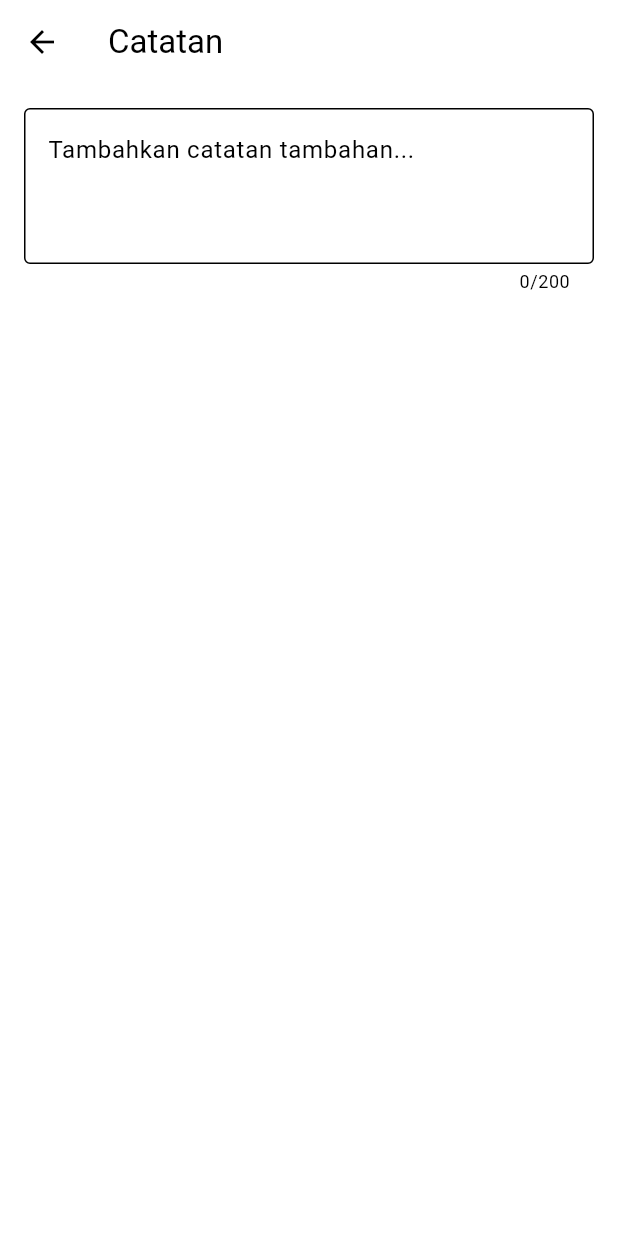
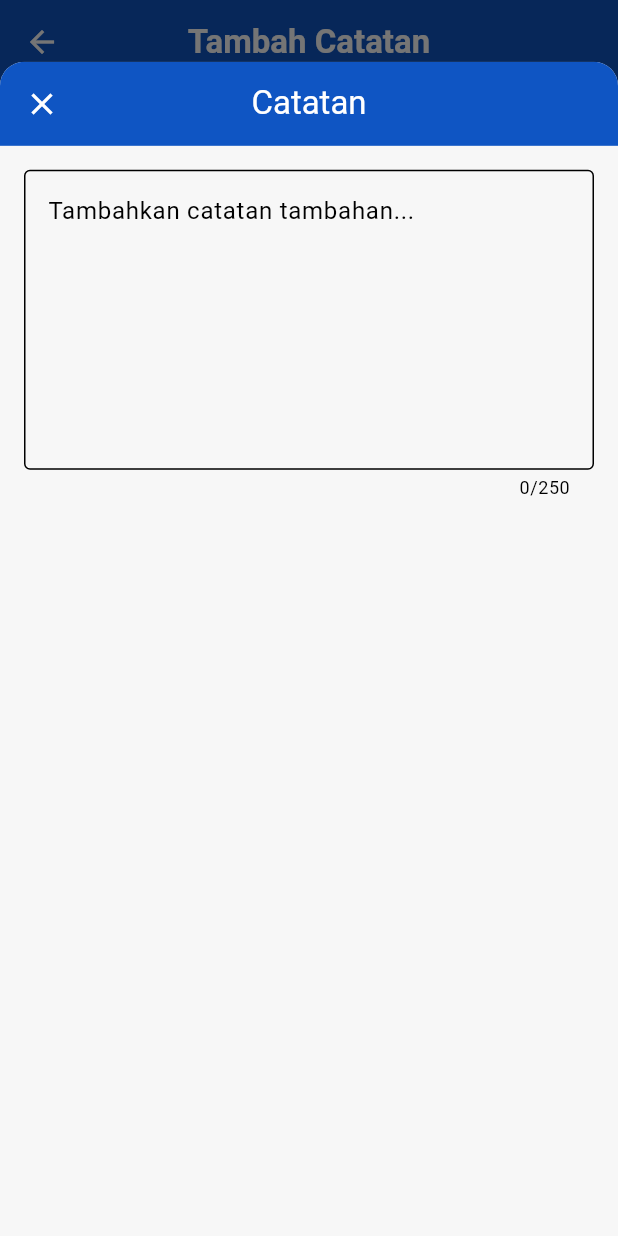
Before and after one commit to HenryBS18/fe_catat_uangku, a Flutter app: the AddTransactionPage screen opened directly, after a tap on "Catatan tambahan", on a phone screen of 412 x 824 dp. Run offline on Flutter 3.47's test engine with Material 3 defaults, Android fonts, the phone set to English and light mode, and no system bars; our stand-ins replace flutter_svg, speech_to_text.

Commit message:
add Speech to Text Page.
- Menambahkan fitur voice input menggunakan speech_to_text
- Desain halaman VoiceModalPage dengan tombol hold untuk rekam dan tombol selanjutnya
- Memisahkan code Wallet dan Categories Selection dan juga notes. ke file masing-masing

```diff
--- a/lib/pages/add_transaction_page.dart
+++ b/lib/pages/add_transaction_page.dart
@@ -47,7 +47,7 @@ class _AddTransactionPageState extends State<AddTransactionPage> {
   @override
   Widget build(BuildContext context) {
     return Scaffold(
-      backgroundColor: const Color(0xFFE5E5E5),
+      backgroundColor: const Color(0xFFF3F4F6),
       appBar: AppBar(
         automaticallyImplyLeading: false,
         backgroundColor: const Color(0xFF0F55C3),
@@ -112,8 +112,12 @@ class _AddTransactionPageState extends State<AddTransactionPage> {
               ],
             ),
           ),
+          Expanded(
+            child: SingleChildScrollView(
+              padding: const EdgeInsets.symmetric(horizontal: 16),
+              child: Column(
+                children: [
                   Container(
-            margin: const EdgeInsets.symmetric(horizontal: 16, vertical: 12),
                     padding: const EdgeInsets.all(16),
                     decoration: BoxDecoration(
                       color: Colors.white,
@@ -130,26 +134,27 @@ class _AddTransactionPageState extends State<AddTransactionPage> {
                       crossAxisAlignment: CrossAxisAlignment.start,
                       children: [
                         ListTile(
+                          contentPadding: EdgeInsets.zero,
                           leading: const Icon(Icons.account_balance_wallet),
                           title: Text(selectedWallet),
-                  trailing: const Icon(Icons.arrow_forward_ios, size: 16),
+                          trailing:
+                              const Icon(Icons.arrow_forward_ios, size: 16),
                           onTap: () {
-                    Navigator.of(context).push(
-                      MaterialPageRoute(
-                        builder: (_) => WalletSelectionPage(
+                            showModalBottomSheet(
+                              context: context,
+                              isScrollControlled: true,
+                              backgroundColor: Colors.transparent,
+                              builder: (_) => WalletSelectionModal(
                                 wallets: dummyWallets,
                                 onSelected: (value) {
                                   setState(() => selectedWallet = value);
                                 },
                               ),
-                      ),
                             );
                           },
                         ),
                         const Divider(height: 32),
-                Padding(
-                  padding: const EdgeInsets.symmetric(horizontal: 16),
-                  child: Row(
+                        Row(
                           children: [
                             const Icon(Icons.attach_money),
                             const SizedBox(width: 12),
@@ -169,21 +174,23 @@ class _AddTransactionPageState extends State<AddTransactionPage> {
                             ),
                           ],
                         ),
-                ),
                         const Divider(height: 32),
                         ListTile(
+                          contentPadding: EdgeInsets.zero,
                           leading: const Icon(Icons.category),
                           title: Text(selectedCategory),
-                  trailing: const Icon(Icons.arrow_forward_ios, size: 16),
+                          trailing:
+                              const Icon(Icons.arrow_forward_ios, size: 16),
                           onTap: () {
-                    Navigator.of(context).push(
-                      MaterialPageRoute(
-                        builder: (_) => CategorySelectionPage(
+                            showModalBottomSheet(
+                              context: context,
+                              isScrollControlled: true,
+                              backgroundColor: Colors.transparent,
+                              builder: (_) => CategorySelectionModal(
                                 categories: dummyCategories,
                                 onSelected: (value) {
-                            setState(() => selectedCategory = value);
+                                  setState(() => selectedWallet = value);
                                 },
-                        ),
                               ),
                             );
                           },
@@ -191,21 +198,19 @@ class _AddTransactionPageState extends State<AddTransactionPage> {
                         const Divider(height: 32),
                         GestureDetector(
                           onTap: () async {
-                    final result = await Navigator.of(context).push<String>(
-                      MaterialPageRoute(
-                        builder: (_) => NotesSectionPage(
+                            final result = await showModalBottomSheet<String>(
+                              context: context,
+                              isScrollControlled: true,
+                              backgroundColor: Colors.transparent,
+                              builder: (_) => NotesSectionModal(
                                 initialNote: noteController.text,
-                        ),
                               ),
                             );
                             if (result != null) {
                               noteController.text = result;
                             }
                           },
-                  child: Padding(
-                    padding: const EdgeInsets.symmetric(horizontal: 16),
                           child: Row(
-                      crossAxisAlignment: CrossAxisAlignment.center,
                             children: [
                               const Icon(Icons.message),
                               const SizedBox(width: 12),
@@ -224,14 +229,15 @@ class _AddTransactionPageState extends State<AddTransactionPage> {
                             ],
                           ),
                         ),
-                ),
                         const Divider(height: 32),
                         ListTile(
+                          contentPadding: EdgeInsets.zero,
                           leading: const Icon(Icons.calendar_month),
                           title: const Text('Tanggal'),
                           subtitle: Text(
                               '${selectedDate.day}/${selectedDate.month}/${selectedDate.year}'),
-                  trailing: const Icon(Icons.arrow_forward_ios, size: 16),
+                          trailing:
+                              const Icon(Icons.arrow_forward_ios, size: 16),
                           onTap: () async {
                             final picked = await showDatePicker(
                               context: context,
@@ -247,19 +253,8 @@ class _AddTransactionPageState extends State<AddTransactionPage> {
                       ],
                     ),
                   ),
-          const Spacer(),
-          Padding(
-            padding: const EdgeInsets.all(16.0),
-            child: SizedBox(
-              width: double.infinity,
-              height: 50,
-              child: ElevatedButton(
-                style: ElevatedButton.styleFrom(
-                  backgroundColor: Colors.green,
-                  shape: RoundedRectangleBorder(
-                      borderRadius: BorderRadius.circular(12)),
-                ),
-                // Bisa di ganti sesuai kebutuhan
+                  const SizedBox(height: 32),
+                  ElevatedButton.icon(
                     onPressed: () {
                       print('==== DATA TRANSAKSI ====');
                       print('Tipe: ${isIncome ? 'Income' : 'Expense'}');
@@ -270,116 +265,26 @@ class _AddTransactionPageState extends State<AddTransactionPage> {
                       print('Tanggal: ${selectedDate.toIso8601String()}');
                       Navigator.pop(context);
                     },
-                child: const Text(
-                  'Simpan',
-                  style: TextStyle(
-                    fontSize: 18,
-                    fontWeight: FontWeight.bold,
-                    color: Colors.white,
+                    icon: const Icon(Icons.arrow_forward),
+                    label: const Text("Selanjutnya"),
+                    style: ElevatedButton.styleFrom(
+                      minimumSize: const Size.fromHeight(50),
+                      shape: RoundedRectangleBorder(
+                        borderRadius: BorderRadius.circular(12),
                       ),
                     ),
                   ),
+                  const SizedBox(height: 24),
+                ],
               ),
-          )
+            ),
+          ),
         ],
       ),
     );
   }
 }
 
-class NotesSectionPage extends StatelessWidget {
-  final String initialNote;
-  const NotesSectionPage({super.key, required this.initialNote});
-
-  @override
-  Widget build(BuildContext context) {
-    final TextEditingController controller =
-        TextEditingController(text: initialNote);
-    return Scaffold(
-      appBar: AppBar(
-        title: const Text('Catatan'),
-        actions: [
-          TextButton(
-            onPressed: () => Navigator.pop(context, controller.text),
-            child: const Text('Done', style: TextStyle(color: Colors.white)),
-          )
-        ],
-      ),
-      body: Padding(
-        padding: const EdgeInsets.all(16.0),
-        child: TextField(
-          controller: controller,
-          maxLength: 200,
-          maxLines: 3,
-          keyboardType: TextInputType.text,
-          textInputAction: TextInputAction.done,
-          onSubmitted: (value) => Navigator.pop(context, value),
-          decoration: const InputDecoration(
-              border: OutlineInputBorder(),
-              hintText: 'Tambahkan catatan tambahan...'),
-        ),
-      ),
-    );
-  }
-}
-
-class WalletSelectionPage extends StatelessWidget {
-  final List<String> wallets;
-  final Function(String) onSelected;
-
-  const WalletSelectionPage(
-      {super.key, required this.wallets, required this.onSelected});
-
-  @override
-  Widget build(BuildContext context) {
-    return Scaffold(
-      appBar: AppBar(title: const Text("Pilih Dompet")),
-      body: ListView.separated(
-        itemCount: wallets.length,
-        separatorBuilder: (_, __) => const Divider(),
-        itemBuilder: (_, index) {
-          return ListTile(
-            title: Text(wallets[index]),
-            onTap: () {
-              onSelected(wallets[index]);
-              Navigator.pop(context);
-            },
-          );
-        },
-      ),
-    );
-  }
-}
-
-class CategorySelectionPage extends StatelessWidget {
-  final List<String> categories;
-  final Function(String) onSelected;
-
-  const CategorySelectionPage(
-      {super.key, required this.categories, required this.onSelected});
-
-  @override
-  Widget build(BuildContext context) {
-    return Scaffold(
-      appBar: AppBar(title: const Text("Pilih Kategori")),
-      body: ListView.separated(
-        itemCount: categories.length,
-        separatorBuilder: (_, __) => const Divider(),
-        itemBuilder: (_, index) {
-          return ListTile(
-            title: Text(categories[index]),
-            onTap: () {
-              onSelected(categories[index]);
-              Navigator.pop(context);
-            },
-          );
-        },
-      ),
-    );
-  }
-}
-
-// INI UNTUK MODAL dari Page INI
 class AddTransactionPageModal extends StatelessWidget {
   const AddTransactionPageModal({super.key});
 
--- /dev/null
+++ b/lib/pages/modals/notes_section_page.dart
@@ -0,0 +1,54 @@
+part of '../pages.dart';
+
+class NotesSectionModal extends StatelessWidget {
+  final String initialNote;
+
+  const NotesSectionModal({super.key, required this.initialNote});
+
+  @override
+  Widget build(BuildContext context) {
+    final TextEditingController controller =
+        TextEditingController(text: initialNote);
+
+    return DraggableScrollableSheet(
+      expand: false,
+      initialChildSize: 0.95,
+      maxChildSize: 0.95,
+      builder: (_, controllerScroll) {
+        return ClipRRect(
+          borderRadius: const BorderRadius.vertical(top: Radius.circular(16)),
+          child: Scaffold(
+            backgroundColor: const Color(0xFFF7F7F7),
+            appBar: AppBar(
+              backgroundColor: const Color(0xFF0F55C3),
+              title: const Text(
+                'Catatan',
+                style: TextStyle(color: Colors.white),
+              ),
+              centerTitle: true,
+              automaticallyImplyLeading: false,
+              leading: IconButton(
+                icon: const Icon(Icons.close, color: Colors.white),
+                onPressed: () => Navigator.pop(context),
+              ),
+            ),
+            body: Padding(
+              padding: const EdgeInsets.all(16.0),
+              child: TextField(
+                controller: controller,
+                maxLength: 250,
+                maxLines: 7,
+                keyboardType: TextInputType.text,
+                textInputAction: TextInputAction.done,
+                onSubmitted: (value) => Navigator.pop(context, value),
+                decoration: const InputDecoration(
+                    border: OutlineInputBorder(),
+                    hintText: 'Tambahkan catatan tambahan...'),
+              ),
+            ),
+          ),
+        );
+      },
+    );
+  }
+}
--- a/pubspec.yaml
+++ b/pubspec.yaml
@@ -37,6 +37,7 @@ dependencies:
   http: ^1.3.0
   flutter_svg: 2.0.7
   intl: ^0.20.2
+  speech_to_text: ^7.0.0
 
 dev_dependencies:
   flutter_test:
```
Also changed, not shown: lib/pages/modals/categories_selection_page.dart (added, +53 -0 lines), lib/pages/modals/wallet_selection_page.dart (added, +53 -0 lines), lib/pages/pages.dart (+8 -0 lines), lib/pages/voice_record_modal.dart (added, +215 -0 lines), lib/widgets/hold_action_fab.dart (+7 -0 lines), pubspec.lock, 3 other files. Lines whose indentation alone changed are shown as unchanged.
